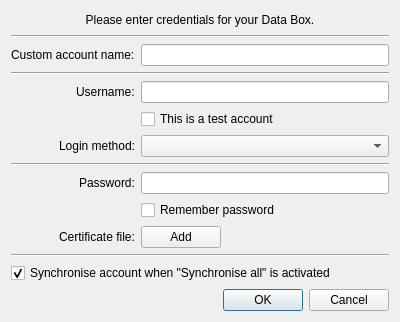
psakar/datovka, file src/gui/ui/dlg_create_account.ui: the form before one commit.
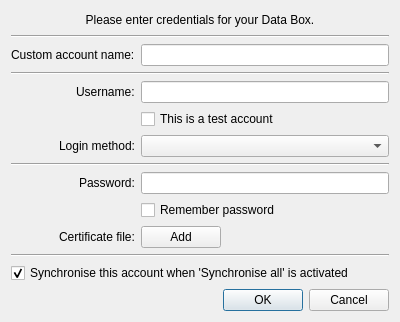
The form after the commit. Icons and pictures are not drawn.

Commit message: Passing synchronise all accounts action name into account settings dialogue.

Patch:
```diff
--- a/src/gui/ui/dlg_create_account.ui
+++ b/src/gui/ui/dlg_create_account.ui
@@ -233,7 +233,7 @@
 process of all accounts on the background</string>
      </property>
      <property name="text">
-      <string>Synchronise account when &quot;Synchronise all&quot; is activated</string>
+      <string>Synchronise this account when 'Synchronise all' is activated</string>
      </property>
      <property name="checked">
       <bool>true</bool>
```
The commit also changes 3 other files.
